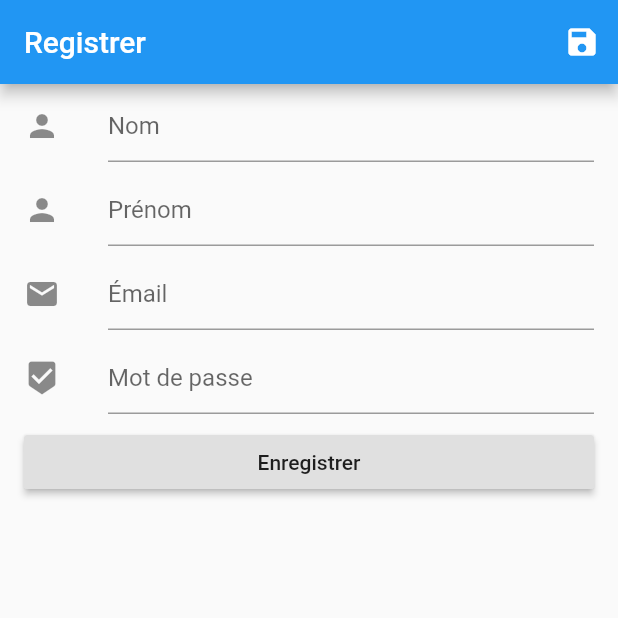
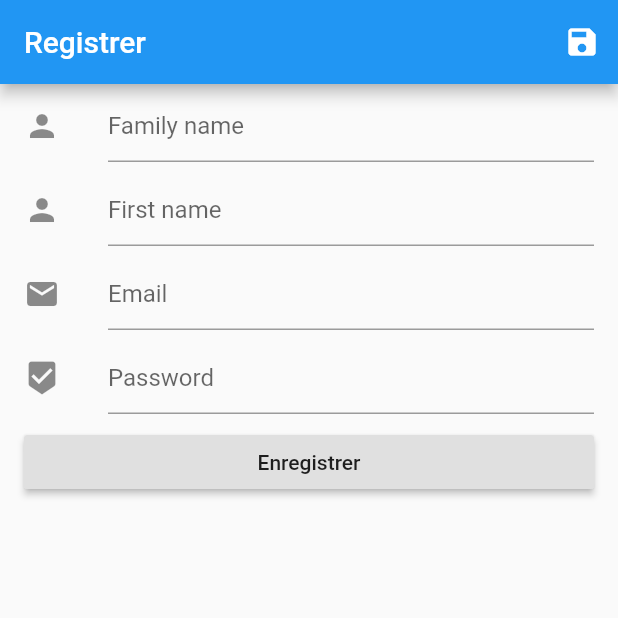
Before and after one commit to ywlqjl/Dev_mobile_TP, a Flutter app: the screen it shows after launch, on a phone screen of 412 x 824 dp, the top half of it. Run offline on Flutter 3.47's test engine with Material 2 defaults, Android fonts, the light colour scheme and no system bars.

Commit message:
changement de langue: fr - en

```diff
--- a/tp_flutter/tp_flutter_app_1/lib/main.dart
+++ b/tp_flutter/tp_flutter_app_1/lib/main.dart
@@ -75,11 +75,11 @@ class _MyHomePageState extends State<MyHomePage> {
               key: _id_familyname,
               validator: (value) {
                 if (value.isEmpty) {
-                  return 'Please enter password';
+                  return 'Please enter familyname';
                 }
               },
               decoration: new InputDecoration(
-                hintText: "Nom",
+                hintText: "Family name",
               ),
             ),
           ),
@@ -89,11 +89,11 @@ class _MyHomePageState extends State<MyHomePage> {
               key: _id_firstname,
               validator: (value) {
                 if (value.isEmpty) {
-                  return 'Please enter password';
+                  return 'Please enter firstname';
                 }
               },
               decoration: new InputDecoration(
-                hintText: "Prénom",
+                hintText: "First name",
               ),
             ),
           ),
@@ -102,11 +102,11 @@ class _MyHomePageState extends State<MyHomePage> {
             title: new TextFormField(
               validator: (value) {
                 if (value.isEmpty) {
-                  return 'Please enter password';
+                  return 'Please enter email';
                 }
               },
               decoration: new InputDecoration(
-                hintText: "Émail",
+                hintText: "Email",
               ),
             ),
           ),
@@ -121,7 +121,7 @@ class _MyHomePageState extends State<MyHomePage> {
                 }
               },
               decoration: new InputDecoration(
-                hintText: "Mot de passe",
+                hintText: "Password",
               ),
             ),
           ),
```
